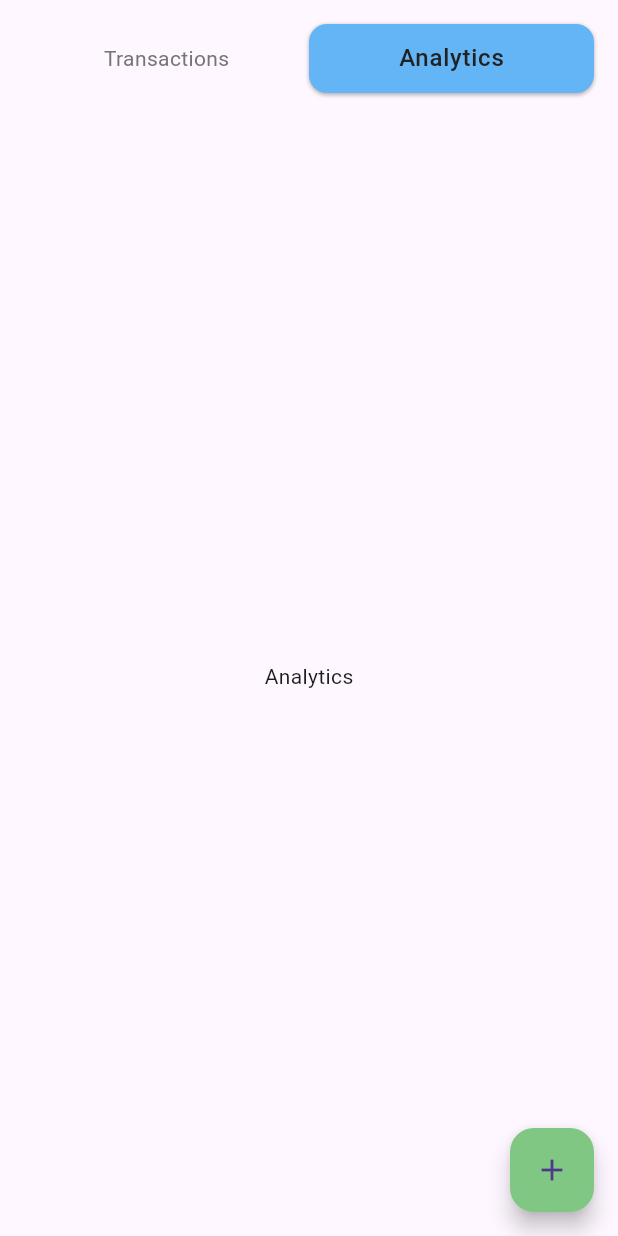
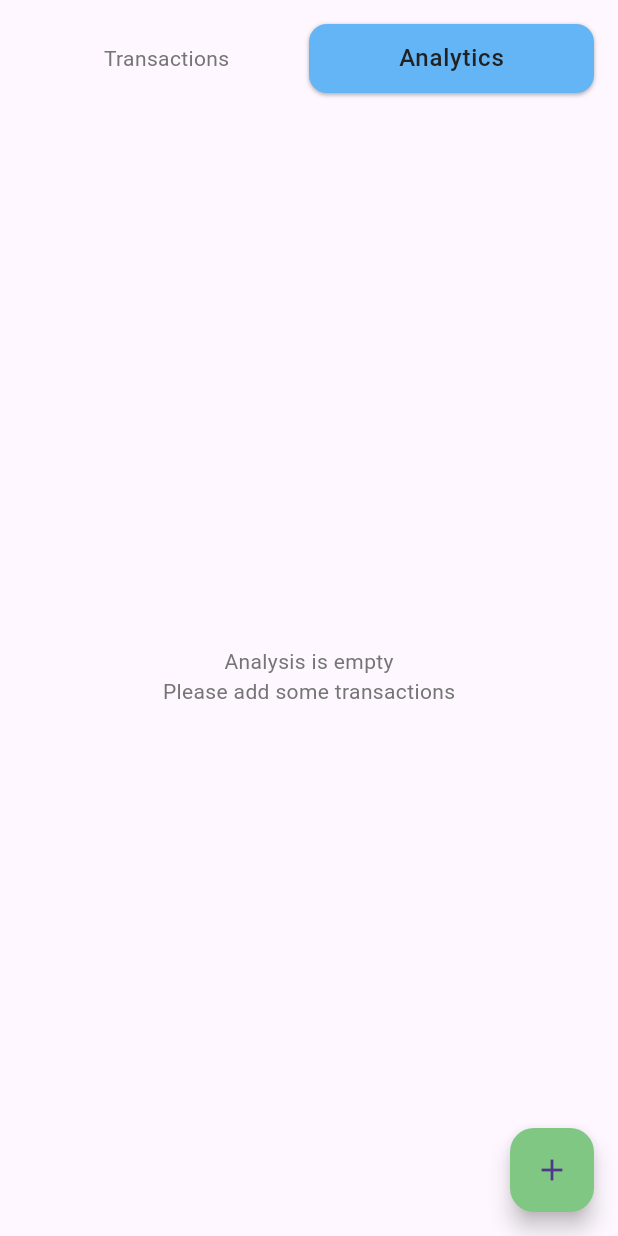
Before and after one commit to freerunningpanda/Personal-Tracker, a Flutter app: the screen it shows after launch, tab 2 chosen, on a phone screen of 412 x 824 dp. Run offline on Flutter 3.47's test engine with Material 3 defaults, Android fonts, the phone set to English and light mode, and no system bars; our stand-ins replace auto_route, drift, drift_flutter, equatable, fl_chart, flutter_bloc and 2 more; accounts and stored records are empty; generated files the repository leaves out were written again.

Commit message:
released analysis (dirty)

```diff
--- a/lib/app.dart
+++ b/lib/app.dart
@@ -3,6 +3,7 @@ import 'package:flutter_bloc/flutter_bloc.dart';
 import 'package:flutter_localizations/flutter_localizations.dart';
 import 'package:tracker/core/core.dart';
 import 'package:tracker/core/presentation/router/app_router.dart';
+import 'package:tracker/features/analysis/presentation/bloc/analysis_bloc.dart';
 import 'package:tracker/features/transaction/presentation/bloc/filters_bloc/filters_bloc.dart';
 import 'package:tracker/features/transaction/presentation/bloc/transaction_bloc/transaction_bloc.dart';
 import 'package:tracker/features/transaction/presentation/cubit/form_cubit.dart';
@@ -25,6 +26,7 @@ class App extends StatelessWidget {
     return MultiBlocProvider(
       providers: [
         BlocProvider(create: (_) => sl<TransactionBloc>()),
+        BlocProvider(create: (_) => sl<AnalysisBloc>()),
         BlocProvider(create: (_) => sl<FiltersBloc>()),
         BlocProvider(create: (_) => sl<FormCubit>()),
       ],
--- a/lib/core/core.dart
+++ b/lib/core/core.dart
@@ -10,6 +10,10 @@ import 'package:tracker/core/database/app_database.dart';
 import 'package:tracker/core/presentation/router/app_router.dart';
 import 'package:tracker/core/presentation/theme/app_colors_light.dart';
 import 'package:tracker/core/presentation/theme/app_theme.dart';
+import 'package:tracker/features/analysis/data/repositories/analysis_repository_impl.dart';
+import 'package:tracker/features/analysis/domain/repositories/analysis_repository.dart';
+import 'package:tracker/features/analysis/domain/usecases/get_analysis_by_category.dart';
+import 'package:tracker/features/analysis/presentation/bloc/analysis_bloc.dart';
 import 'package:tracker/features/transaction/data/repositories/transaction_repository_impl.dart';
 import 'package:tracker/features/transaction/domain/repositories/transaction_repository.dart';
 import 'package:tracker/features/transaction/domain/usecases/create_transaction.dart';
--- /dev/null
+++ b/lib/features/analysis/domain/entities/analysis_by_category.dart
@@ -0,0 +1,34 @@
+import 'package:equatable/equatable.dart';
+import 'package:tracker/core/enums/transaction_category.dart';
+
+/// [AnalysisByCategory] is a class.
+/// That extends [Equatable] and represents the analysis by category.
+class AnalysisByCategory extends Equatable {
+  /// [AnalysisByCategory] constructor.
+  const AnalysisByCategory({
+    required this.category,
+    required this.income,
+    required this.expense,
+    required this.total,
+  });
+
+  /// [category] is the transaction category.
+  final TransactionCategory category;
+
+  /// [income] is the total income.
+  final double income;
+
+  /// [expense] is the total expense.
+  final double expense;
+
+  /// [total] is the total amount.
+  final double total;
+
+  @override
+  List<Object?> get props => [
+        category,
+        income,
+        expense,
+        total,
+      ];
+}
--- /dev/null
+++ b/lib/features/analysis/domain/usecases/get_analysis_by_category.dart
@@ -0,0 +1,17 @@
+import 'package:tracker/core/output/result.dart';
+import 'package:tracker/core/usecase/usecase.dart';
+import 'package:tracker/features/analysis/domain/entities/analysis_by_category.dart';
+import 'package:tracker/features/analysis/domain/repositories/analysis_repository.dart';
+
+/// [GetAnalysisByCategory] class is a class that gets the analysis by category.
+class GetAnalysisByCategory
+    implements UseCase<List<AnalysisByCategory>, NoParams> {
+  /// [GetAnalysisByCategory] constructor.
+  const GetAnalysisByCategory(this._repository);
+
+  final AnalysisRepository _repository;
+
+  @override
+  Future<Result<List<AnalysisByCategory>>> call(NoParams params) =>
+      _repository.getAnalysisByCategory();
+}
--- /dev/null
+++ b/lib/features/analysis/presentation/bloc/analysis_bloc.dart
@@ -0,0 +1,52 @@
+import 'package:equatable/equatable.dart';
+import 'package:flutter_bloc/flutter_bloc.dart';
+import 'package:tracker/core/usecase/usecase.dart';
+import 'package:tracker/features/analysis/domain/entities/analysis_by_category.dart';
+import 'package:tracker/features/analysis/domain/usecases/get_analysis_by_category.dart';
+
+part 'analysis_event.dart';
+part 'analysis_state.dart';
+
+typedef _Emit = Emitter<AnalysisState>;
+
+/// [AnalysisBloc] class.
+/// That manages the analysis state.
+class AnalysisBloc extends Bloc<AnalysisEvent, AnalysisState> {
+  /// [AnalysisBloc] constructor.
+  AnalysisBloc(this._getAnalysisByCategory) : super(const AnalysisInitial()) {
+    on<GetAnalysisEvent>(_onGetAnanlysis);
+
+    add(const GetAnalysisEvent());
+  }
+
+  final GetAnalysisByCategory _getAnalysisByCategory;
+
+  Future<void> _onGetAnanlysis(
+    AnalysisEvent event,
+    _Emit emit,
+  ) async {
+    emit(const AnalysisLoading());
+
+    final result = await _getAnalysisByCategory.call(NoParams());
+
+    result.fold(
+      onSuccess: (analysisByCategory) {
+        final allZero = analysisByCategory.data?.every(
+          (category) => category.total == 0,
+        );
+
+        if (allZero ?? true) {
+          emit(const AnalysisInitial());
+          return;
+        }
+
+        emit(
+          AnalysisLoaded(analysisByCategory: analysisByCategory.data ?? []),
+        );
+      },
+      onFailure: (message) {
+        emit(AnalysisError(message: message.toString()));
+      },
+    );
+  }
+}
--- /dev/null
+++ b/lib/features/analysis/presentation/bloc/analysis_event.dart
@@ -0,0 +1,14 @@
+part of 'analysis_bloc.dart';
+
+/// [AnalysisEvent] is a class.
+/// That extends [AnalysisEvent] and represents the analysis event.
+sealed class AnalysisEvent {
+  const AnalysisEvent();
+}
+
+/// [GetAnalysisEvent] is a class.
+/// That represents the event to get the analysis.
+final class GetAnalysisEvent extends AnalysisEvent {
+  /// [GetAnalysisEvent] constructor.
+  const GetAnalysisEvent();
+}
--- /dev/null
+++ b/lib/features/analysis/presentation/bloc/analysis_state.dart
@@ -0,0 +1,55 @@
+part of 'analysis_bloc.dart';
+
+/// [AnalysisEvent] is a class.
+/// That extends [AnalysisEvent] and represents the analysis event.
+abstract class AnalysisState extends Equatable {
+  /// [AnalysisState] constructor.
+  const AnalysisState();
+
+  @override
+  List<Object> get props => [];
+}
+
+/// [AnalysisInitial] is a class.
+/// That represents the initial state of the [AnalysisBloc].
+final class AnalysisInitial extends AnalysisState {
+  /// [AnalysisInitial] constructor.
+  const AnalysisInitial();
+}
+
+/// [AnalysisLoading] is a class.
+/// That represents the loading state of the [AnalysisBloc].
+final class AnalysisLoading extends AnalysisState {
+  /// [AnalysisLoading] constructor.
+  const AnalysisLoading();
+}
+
+/// [AnalysisLoaded] is a class.
+/// That represents the loaded state of the [AnalysisBloc].
+final class AnalysisLoaded extends AnalysisState {
+  /// [AnalysisLoaded] constructor.
+  const AnalysisLoaded({
+    required this.analysisByCategory,
+  });
+
+  /// [analysisByCategory] is the analysis by category.
+  final List<AnalysisByCategory> analysisByCategory;
+
+  @override
+  List<Object> get props => [analysisByCategory];
+}
+
+/// [AnalysisError] is a class.
+/// That represents the error state of the [AnalysisBloc].
+final class AnalysisError extends AnalysisState {
+  /// [AnalysisError] constructor.
+  const AnalysisError({
+    required this.message,
+  });
+
+  /// [message] is the error message.
+  final String message;
+
+  @override
+  List<Object> get props => [message];
+}
--- /dev/null
+++ b/lib/features/analysis/presentation/widgets/analysis_view.dart
@@ -0,0 +1,97 @@
+import 'package:fl_chart/fl_chart.dart';
+import 'package:flutter/material.dart';
+import 'package:flutter_bloc/flutter_bloc.dart';
+import 'package:tracker/core/constants/app_constants.dart';
+import 'package:tracker/core/presentation/theme/app_theme.dart';
+import 'package:tracker/core/utils/extensions/build_context_ext.dart';
+import 'package:tracker/features/analysis/domain/entities/analysis_by_category.dart';
+import 'package:tracker/features/analysis/presentation/bloc/analysis_bloc.dart';
+
+/// [AnalysisView] is a class.
+/// That extends [StatelessWidget] and builds the analysis view.
+class AnalysisView extends StatelessWidget {
+  /// [AnalysisView] constructor.
+  const AnalysisView({
+    super.key,
+  });
+
+  @override
+  Widget build(BuildContext context) {
+    final theme = context.theme;
+    return BlocBuilder<AnalysisBloc, AnalysisState>(
+      builder: (_, state) => switch (state) {
+        AnalysisInitial _ => Column(
+            mainAxisAlignment: MainAxisAlignment.center,
+            children: [
+              Text(
+                context.tr.analysisIsEmpty,
+                style: TextStyle(
+                  color: theme.appColors.textColors.secondaryColor,
+                ),
+              ),
+              Text(
+                context.tr.pleaseAddSomeTransactions,
+                style: TextStyle(
+                  color: theme.appColors.textColors.secondaryColor,
+                ),
+              ),
+            ],
+          ),
+        AnalysisLoading _ => const Center(
+            child: CircularProgressIndicator(),
+          ),
+        AnalysisLoaded _ => SingleChildScrollView(
+            child: Column(
+              children: [
+                SizedBox(
+                  height: 300,
+                  child: PieChart(
+                    PieChartData(
+                      sections: _getSections(
+                        context,
+                        analysisByCategory: state.analysisByCategory,
+                      ),
+                    ),
+                  ),
+                ),
+                const SizedBox(
+                  height: AppConstants.commonSize24,
+                ),
+              ],
+            ),
+          ),
+        AnalysisError _ => const Column(
+            mainAxisAlignment: MainAxisAlignment.center,
+            children: [
+              Text('Error loading analysis'),
+              Text('Please try again later'),
+            ],
+          ),
+        _ => const SizedBox.shrink(),
+      },
+    );
+  }
+
+  List<PieChartSectionData>? _getSections(
+    BuildContext context, {
+    required List<AnalysisByCategory> analysisByCategory,
+  }) {
+    final theme = context.theme;
+
+    return analysisByCategory
+        .map(
+          (category) => PieChartSectionData(
+            color: category.category.getColor(context),
+            value: category.total,
+            title: '${category.total}\$',
+            radius: 50.0,
+            titleStyle: TextStyle(
+              fontSize: AppConstants.commonSize16,
+              fontWeight: FontWeight.bold,
+              color: theme.appColors.textColors.mainColor,
+            ),
+          ),
+        )
+        .toList();
+  }
+}
--- a/lib/features/transaction/presentation/bloc/filters_bloc/filters_event.dart
+++ b/lib/features/transaction/presentation/bloc/filters_bloc/filters_event.dart
@@ -8,7 +8,7 @@ sealed class FiltersEvent {
 
 /// [SetFiltersEvent] is a class.
 /// That represents the event to set filters.
-class SetFiltersEvent extends FiltersEvent {
+final class SetFiltersEvent extends FiltersEvent {
   /// [SetFiltersEvent] constructor.
   const SetFiltersEvent({
     this.category,
@@ -36,7 +36,7 @@ class SetFiltersEvent extends FiltersEvent {
 }
 
 /// [ClearFiltersEvent] is a class.
-class ClearFiltersEvent extends FiltersEvent {
+final class ClearFiltersEvent extends FiltersEvent {
   /// [ClearFiltersEvent] constructor.
   const ClearFiltersEvent();
 }
--- a/lib/features/transaction/presentation/bloc/transaction_bloc/transaction_event.dart
+++ b/lib/features/transaction/presentation/bloc/transaction_bloc/transaction_event.dart
@@ -8,14 +8,14 @@ sealed class TransactionEvent {
 
 /// [GetTransactionsEvent] is a class.
 /// That represents the event to get transactions.
-class GetTransactionsEvent extends TransactionEvent {
+final class GetTransactionsEvent extends TransactionEvent {
   /// [GetTransactionsEvent] constructor.
   const GetTransactionsEvent();
 }
 
 /// [CreateTransactionEvent] is a class.
 /// That represents the event to create a transaction.
-class CreateTransactionEvent extends TransactionEvent {
+final class CreateTransactionEvent extends TransactionEvent {
   /// [CreateTransactionEvent] constructor.
   const CreateTransactionEvent(this.transaction);
 
@@ -25,7 +25,7 @@ class CreateTransactionEvent extends TransactionEvent {
 
 /// [UpdateTransactionEvent] is a class.
 /// That represents the event to update a transaction.
-class UpdateTransactionEvent extends TransactionEvent {
+final class UpdateTransactionEvent extends TransactionEvent {
   /// [UpdateTransactionEvent] constructor.
   const UpdateTransactionEvent(this.transaction);
 
@@ -35,7 +35,7 @@ class UpdateTransactionEvent extends TransactionEvent {
 
 /// [DeleteTransactionEvent] is a class.
 /// That represents the event to delete a transaction.
-class DeleteTransactionEvent extends TransactionEvent {
+final class DeleteTransactionEvent extends TransactionEvent {
   /// [DeleteTransactionEvent] constructor.
   const DeleteTransactionEvent(this.id);
 
@@ -45,7 +45,7 @@ class DeleteTransactionEvent extends TransactionEvent {
 
 /// [GetFilteredTransactionsEvent] is a class.
 /// That represents the event to get filtered transactions.
-class GetFilteredTransactionsEvent extends TransactionEvent {
+final class GetFilteredTransactionsEvent extends TransactionEvent {
   /// [GetFilteredTransactionsEvent] constructor.
   const GetFilteredTransactionsEvent({
     this.category,
@@ -69,7 +69,7 @@ class GetFilteredTransactionsEvent extends TransactionEvent {
 
 /// [SearchTransactionsEvent] is a class.
 /// That represents the event to search transactions by name.
-class SearchTransactionsEvent extends TransactionEvent {
+final class SearchTransactionsEvent extends TransactionEvent {
   /// [SearchTransactionsEvent] constructor.
   const SearchTransactionsEvent(this.query);
 
--- a/lib/features/transaction/presentation/widgets/transaction_dialog.dart
+++ b/lib/features/transaction/presentation/widgets/transaction_dialog.dart
@@ -7,6 +7,7 @@ import 'package:tracker/core/enums/transaction_category.dart';
 import 'package:tracker/core/enums/transaction_type.dart';
 import 'package:tracker/core/presentation/theme/app_theme.dart';
 import 'package:tracker/core/utils/extensions/build_context_ext.dart';
+import 'package:tracker/features/analysis/presentation/bloc/analysis_bloc.dart';
 import 'package:tracker/features/transaction/domain/entities/transaction.dart';
 import 'package:tracker/features/transaction/presentation/bloc/transaction_bloc/transaction_bloc.dart';
 import 'package:tracker/features/transaction/presentation/cubit/form_cubit.dart'
@@ -64,6 +65,8 @@ class TransactionDialog extends StatelessWidget {
     context.read<cubit.FormCubit>().validateForm(
           isFormValid: false,
         );
+
+    context.read<AnalysisBloc>().add(const GetAnalysisEvent());
   }
 
   void _updateTransaction(
@@ -106,6 +109,8 @@ class TransactionDialog extends StatelessWidget {
     context.read<cubit.FormCubit>().validateForm(
           isFormValid: false,
         );
+
+    context.read<AnalysisBloc>().add(const GetAnalysisEvent());
   }
 
   @override
--- a/lib/features/transaction/presentation/widgets/transaction_form_content.dart
+++ b/lib/features/transaction/presentation/widgets/transaction_form_content.dart
@@ -100,6 +100,7 @@ class TransactionFormContent extends StatelessWidget {
             child: DropdownButton<TransactionType>(
               value: type,
               items: TransactionType.values
+                  .where((type) => type != TransactionType.all)
                   .map(
                     (type) => DropdownMenuItem(
                       value: type,
@@ -115,6 +116,8 @@ class TransactionFormContent extends StatelessWidget {
           DropdownButton<TransactionCategory>(
             value: category,
             items: TransactionCategory.values
+                .where((category) => category != TransactionCategory.all)
+                .toList()
                 .map(
                   (category) => DropdownMenuItem(
                     value: category,
--- a/lib/l10n/intl_en.arb
+++ b/lib/l10n/intl_en.arb
@@ -84,5 +84,15 @@
   "@addSome": {
     "description": "The text of the add some button",
     "type": "text"
+  },
+  "analysisIsEmpty": "Analysis is empty",
+  "@analysisIsEmpty": {
+    "description": "The message displayed when the analysis is empty",
+    "type": "text"
+  },
+  "pleaseAddSomeTransactions": "Please add some transactions",
+  "@pleaseAddSomeTransactions": {
+    "description": "The message displayed when there are no transactions",
+    "type": "text"
   }
 }
--- a/lib/features/transaction/presentation/pages/main_screen.dart
+++ b/lib/main_screen.dart
@@ -4,6 +4,7 @@ import 'package:flutter_bloc/flutter_bloc.dart';
 import 'package:tracker/core/presentation/theme/app_theme.dart';
 import 'package:tracker/core/presentation/widgets/app_tap_bar.dart';
 import 'package:tracker/core/utils/extensions/build_context_ext.dart';
+import 'package:tracker/features/analysis/presentation/widgets/analysis_view.dart';
 import 'package:tracker/features/transaction/presentation/bloc/transaction_bloc/transaction_bloc.dart';
 import 'package:tracker/features/transaction/presentation/widgets/top_controls.dart';
 import 'package:tracker/features/transaction/presentation/widgets/transaction_dialog.dart';
@@ -84,9 +85,7 @@ class _MainScreenState extends State<MainScreen> with TickerProviderStateMixin {
                                   spacer,
                                 ],
                               ),
-                              Center(
-                                child: Text(context.tr.analytics),
-                              ),
+                              const AnalysisView(),
                             ],
                           ),
                         ),
@@ -104,9 +103,7 @@ class _MainScreenState extends State<MainScreen> with TickerProviderStateMixin {
                               TransactionsView(
                                 transactions: state.transactions,
                               ),
-                              Center(
-                                child: Text(context.tr.analytics),
-                              ),
+                              const AnalysisView(),
                             ],
                           ),
                         ),
--- a/pubspec.yaml
+++ b/pubspec.yaml
@@ -11,6 +11,7 @@ dependencies:
   drift: ^2.21.0
   drift_flutter: ^0.2.1
   equatable: ^2.0.5
+  fl_chart: ^0.69.2
   flutter:
     sdk: flutter
   flutter_bloc: ^8.1.6
```
Also changed, not shown: lib/core/di/injection_container.dart (+20 -0 lines), lib/core/enums/transaction_category.dart (+17 -0 lines), lib/features/analysis/data/repositories/analysis_repository_impl.dart (added, +74 -0 lines), lib/features/analysis/domain/repositories/analysis_repository.dart (added, +10 -0 lines), lib/features/transaction/presentation/widgets/transactions_view.dart (+16 -5 lines), lib/core/presentation/router/app_router.gr.dart, lib/generated/intl/messages_en.dart, lib/generated/l10n.dart, pubspec.lock.
